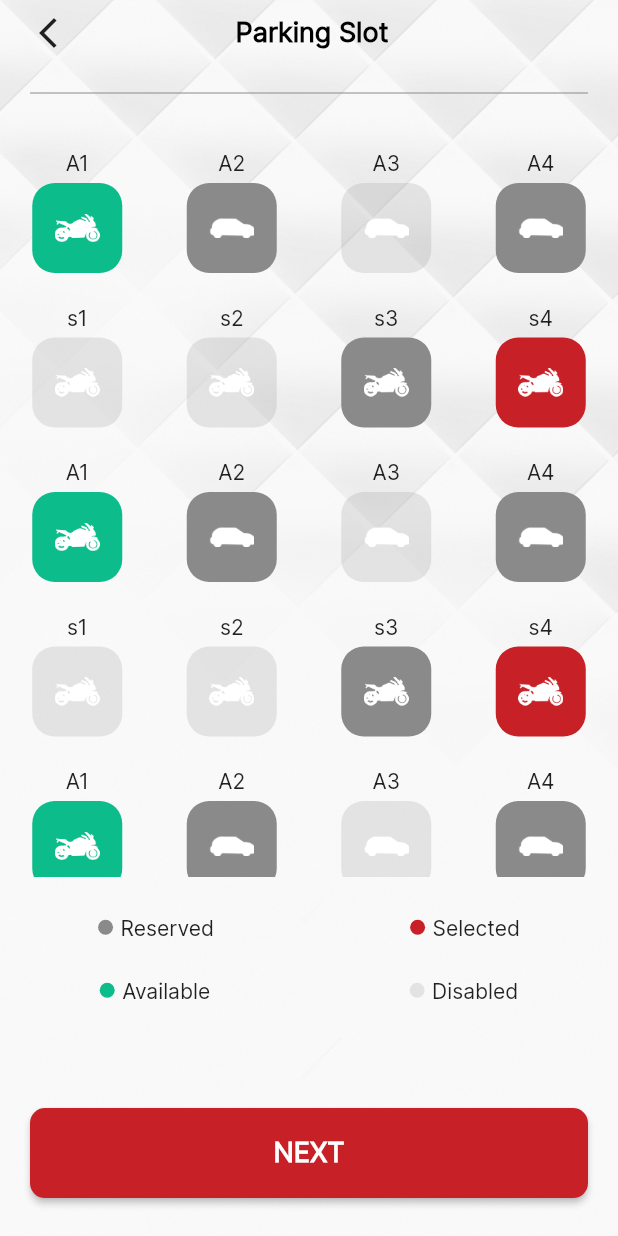
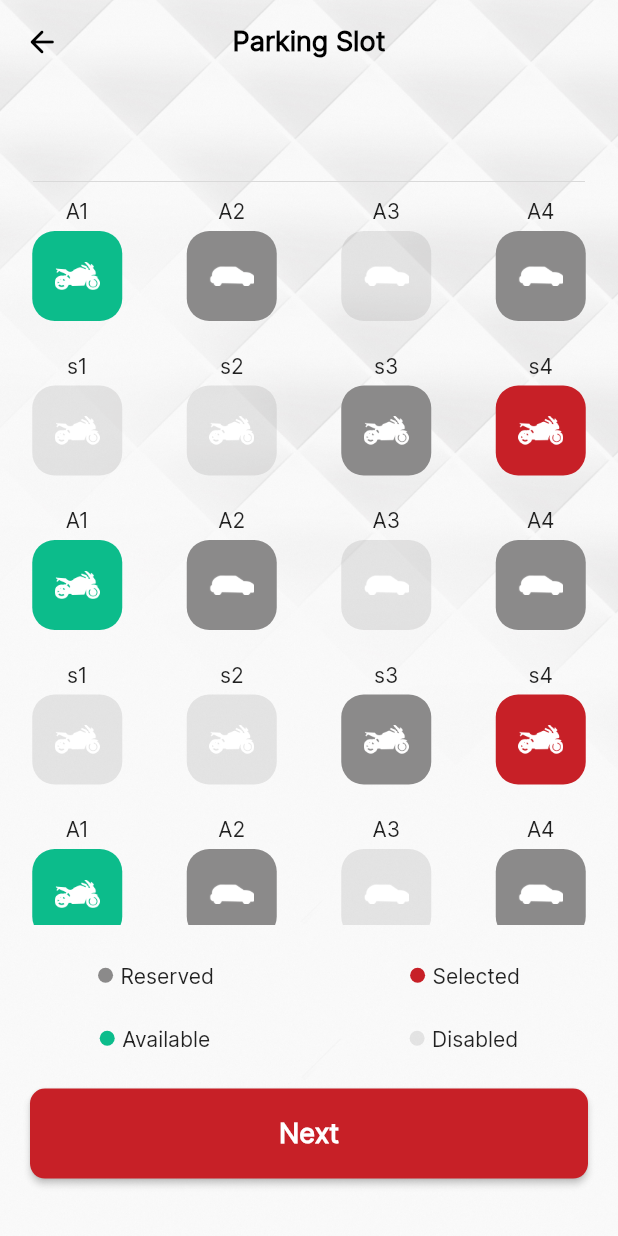
Before and after one commit to devarshkikani/Vehicle-Tracking-App, a Flutter app: the ParkingSlotScreen screen opened directly, on a phone screen of 412 x 824 dp. Run offline on Flutter 3.47's test engine with Material 2 defaults, Android fonts, the light colour scheme and no system bars; our stand-ins replace flutter_svg, get.

Commit message:
choose plan screen design

```diff
--- a/lib/pages/not_subscribed/parking_slot_screen.dart
+++ b/lib/pages/not_subscribed/parking_slot_screen.dart
@@ -1,10 +1,12 @@
 import 'package:flutter/material.dart';
 import 'package:get/get.dart';
+import 'package:vehicletracking/pages/not_subscribed/choose_plan_screen.dart';
 import 'package:vehicletracking/utils/app_assets.dart';
 import 'package:vehicletracking/utils/app_colors.dart';
 import 'package:vehicletracking/utils/app_static_decoration.dart';
 import 'package:vehicletracking/utils/app_text_style.dart';
 import 'package:vehicletracking/widgets/app_button.dart';
+import 'package:vehicletracking/widgets/app_text_form_field.dart';
 
 class ParkingSlotScreen extends StatefulWidget {
   const ParkingSlotScreen({Key? key}) : super(key: key);
@@ -49,12 +51,32 @@ class _ParkingSlotScreenState extends State<ParkingSlotScreen> {
     {'title': 's4', 'image': AppAsset.bike, 'status': 'Selected'},
   ];
 
+  TextEditingController vehicleNumber = TextEditingController();
+
   @override
   Widget build(BuildContext context) {
     return Scaffold(
-      body: Stack(
-        children: [
-          Container(
+      extendBodyBehindAppBar: true,
+      resizeToAvoidBottomInset: false,
+      appBar: AppBar(
+        elevation: 0.0,
+        backgroundColor: Colors.transparent,
+        centerTitle: true,
+        leading: GestureDetector(
+          onTap: () {
+            Get.back();
+          },
+          child: const Icon(
+            Icons.arrow_back_rounded,
+            color: blackColor,
+          ),
+        ),
+        title: Text(
+          'Parking Slot',
+          style: AppTextStyle.normalSemiBold8.copyWith(fontSize: 18),
+        ),
+      ),
+      body: Container(
         height: Get.height,
         width: Get.width,
         decoration: const BoxDecoration(
@@ -65,14 +87,32 @@ class _ParkingSlotScreenState extends State<ParkingSlotScreen> {
             fit: BoxFit.cover,
           ),
         ),
+        child: Column(
+          children: [
+            const Padding(
+              padding: EdgeInsets.only(
+                left: 22.0,
+                right: 22.0,
+                top: 120,
               ),
-          Column(
+              child: Divider(
+                height: 2,
+                color: borderGreyColor,
+              ),
+            ),
+            Expanded(
+              child: SingleChildScrollView(
+                child: Column(
                   children: [
                     Container(
-                margin: const EdgeInsets.only(top: 100),
+                      margin: const EdgeInsets.only(top: 10),
                       height: Get.height / 1.7,
+                      alignment: Alignment.topCenter,
                       child: GridView.builder(
                           itemCount: parkingList.length,
+                          // shrinkWrap: true,
+                          // physics: NeverScrollableScrollPhysics(),
+                          padding: EdgeInsets.zero,
                           gridDelegate:
                               const SliverGridDelegateWithFixedCrossAxisCount(
                                   crossAxisCount: 4),
@@ -96,7 +136,11 @@ class _ParkingSlotScreenState extends State<ParkingSlotScreen> {
                               children: [
                                 Text(parkingList[index]['title']),
                                 height05,
-                          Container(
+                                GestureDetector(
+                                  onTap: () {
+                                    showAddDialog();
+                                  },
+                                  child: Container(
                                     height: 60,
                                     width: 60,
                                     decoration: BoxDecoration(
@@ -108,6 +152,7 @@ class _ParkingSlotScreenState extends State<ParkingSlotScreen> {
                                         parkingList[index]['image'],
                                         height: 30,
                                         width: 30,
+                                      ),
                                     ),
                                   ),
                                 )
@@ -183,46 +228,87 @@ class _ParkingSlotScreenState extends State<ParkingSlotScreen> {
                         ),
                       ],
                     ),
-              customHeight(70),
                     Padding(
-                padding: const EdgeInsets.symmetric(horizontal: 20),
+                      padding: const EdgeInsets.symmetric(
+                          horizontal: 20, vertical: 25),
                       child: AppFillButton(
-                  title: "Next".toUpperCase(),
+                        title: "Next",
                         onTap: () {},
                         radius: 10,
                       ),
                     ),
                   ],
                 ),
-          SafeArea(
-              child: Padding(
-            padding: const EdgeInsets.symmetric(horizontal: 20),
-            child: Column(
-              children: [
-                height10,
-                Row(
-                  mainAxisAlignment: MainAxisAlignment.spaceBetween,
-                  children: [
-                    const Icon(Icons.arrow_back_ios_new),
-                    Text(
-                      'Parking Slot',
-                      style:
-                          AppTextStyle.normalSemiBold8.copyWith(fontSize: 18),
               ),
-                    const SizedBox(
-                      width: 20,
-                    )
-                  ],
-                ),
-                height20,
-                const Divider(
-                  color: greyColor,
             ),
           ],
         ),
-          )),
+      ),
+    );
+  }
+
+  void showAddDialog() {
+    showDialog(
+      context: context,
+      builder: (context) {
+        return Dialog(
+          shape:
+              RoundedRectangleBorder(borderRadius: BorderRadius.circular(10)),
+          elevation: 16,
+          insetPadding:
+              const EdgeInsets.symmetric(horizontal: 20, vertical: 60),
+          child: ListView(
+            shrinkWrap: true,
+            padding: const EdgeInsets.symmetric(horizontal: 25, vertical: 25),
+            children: <Widget>[
+              AppTextField(
+                labelText: 'Vehicle Number',
+                controller: vehicleNumber,
+              ),
+              height15,
+              Row(
+                mainAxisAlignment: MainAxisAlignment.end,
+                children: <Widget>[
+                  const Icon(
+                    Icons.add,
+                    color: appColor,
+                  ),
+                  Text(
+                    'Add More',
+                    style: AppTextStyle.normalSemiBold16.copyWith(
+                      color: appColor,
+                    ),
+                  ),
+                ],
+              ),
+              height15,
+              Row(
+                children: [
+                  Expanded(
+                    child: AppBorderButton(
+                      onTap: () {
+                        Get.back();
+                      },
+                      title: 'Back',
+                      radius: 10,
+                    ),
+                  ),
+                  width10,
+                  Expanded(
+                    child: AppFillButton(
+                      onTap: () {
+                        Get.to(const ChoosePlanScreen());
+                      },
+                      title: 'Next',
+                      radius: 10,
+                    ),
+                  ),
+                ],
+              ),
             ],
           ),
         );
+      },
+    );
   }
 }
--- a/lib/pages/subscribed/slot_details_screen.dart
+++ b/lib/pages/subscribed/slot_details_screen.dart
@@ -259,8 +259,8 @@ class _SlotDetailsScreenState extends State<SlotDetailsScreen> {
         AppFillButton(
           onTap: () {
             Get.to(() => widget.isSubscribed == true
-                ? GotoYourSubscriptionScreen()
-                : SubScriptionScreen());
+                ? const GotoYourSubscriptionScreen()
+                : const SubScriptionScreen());
           },
           title: widget.isSubscribed == true
               ? 'Go to Your Subscription'
--- a/lib/utils/app_assets.dart
+++ b/lib/utils/app_assets.dart
@@ -39,6 +39,7 @@ class AppAsset {
   static const logout = 'assets/image/png/logout.png';
   static const editProfile = 'assets/image/png/edit_profile.png';
   static const setPassword = 'assets/image/png/set_password.png';
+  static const choosePlan = 'assets/image/png/choose_plan.png';
 
   /// Images
 
```
Also changed, not shown: lib/pages/not_subscribed/choose_plan_screen.dart (added, +52 -0 lines), lib/pages/not_subscribed/subscription_screen.dart (+9 -11 lines), assets/image/png/choose_plan.png (added). Lines whose indentation alone changed are shown as unchanged.
